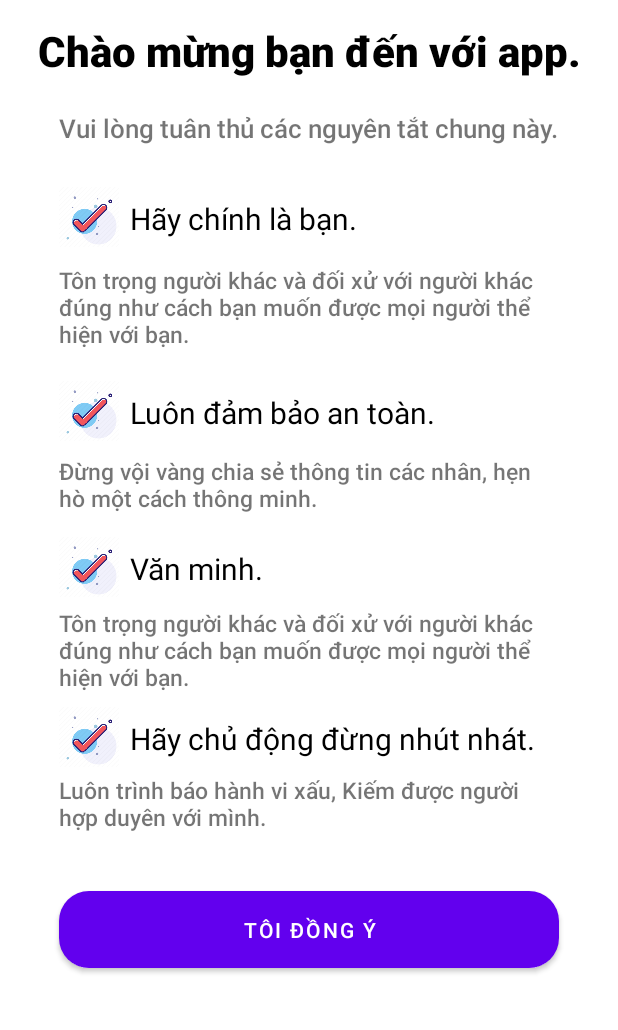
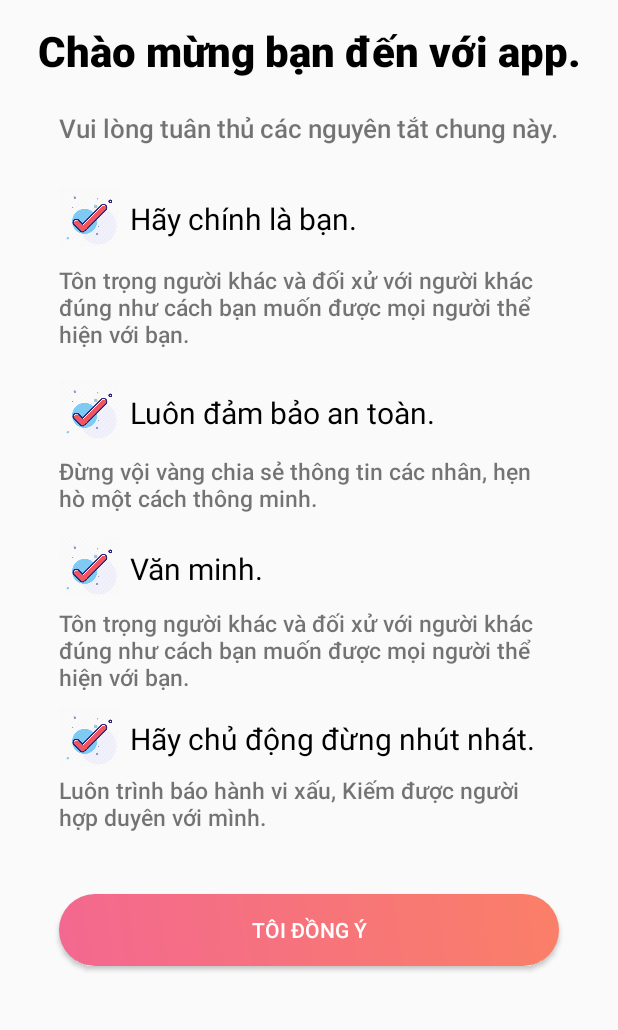
Before and after one commit to hung0220/du_an_1_android_nhom7, an Android app: the Dieu_Khoan screen opened directly, with no data from a screen before it, on a phone screen of 412 x 824 dp, the part 206-1236 px from its top. Run offline under Robolectric (Android 15) with nearby library versions, the phone set to English and light mode, and no system bars.

```diff
--- a/app/src/main/java/com/example/du_an_1_android/Dieu_Khoan.java
+++ b/app/src/main/java/com/example/du_an_1_android/Dieu_Khoan.java
@@ -12,5 +12,7 @@ public class Dieu_Khoan extends AppCompatActivity {
         super.onCreate(savedInstanceState);
         getWindow().setFlags(WindowManager.LayoutParams.FLAG_FULLSCREEN,WindowManager.LayoutParams.FLAG_FULLSCREEN);
         setContentView(R.layout.activity_dieu_khoan);
+
+
     }
 }
--- a/app/src/main/res/drawable-v24/boder_button.xml
+++ b/app/src/main/res/drawable-v24/boder_button.xml
@@ -1,10 +1,22 @@
 <?xml version="1.0" encoding="utf-8"?>
 <shape xmlns:android="http://schemas.android.com/apk/res/android">
-    <corners android:radius="20dp"/>
+
+    <!-- Set màu nền-->
     <gradient
-        android:type="linear"
-        android:endColor="#D3CECD"
-        android:startColor="#EE7397"
-        >
-    </gradient>
+        android:angle="45"
+        android:startColor="#F36890"
+        android:endColor="#FA7F67"
+        android:type="linear"/>
+    <!-- các thuộc tính căn chỉnh-->
+    <padding
+        android:left="10dp"
+        android:top="10dp"
+        android:right="10dp"
+        android:bottom="10dp" >
+    </padding>
+
+    <!-- và đây là bán kính đường tròn ở 4 góc -->
+    <corners
+        android:radius="26dp" >
+    </corners>
 </shape>
--- a/app/src/main/res/layout/signup_tab_fragment.xml
+++ b/app/src/main/res/layout/signup_tab_fragment.xml
@@ -57,6 +57,7 @@
 
     <com.google.android.material.textfield.TextInputLayout
         android:id="@+id/maotp"
+
         style="@style/Widget.MaterialComponents.TextInputLayout.OutlinedBox.Dense"
         android:layout_width="0dp"
         android:layout_height="wrap_content"
--- a/app/src/main/res/values/themes.xml
+++ b/app/src/main/res/values/themes.xml
@@ -1,6 +1,6 @@
 <resources xmlns:tools="http://schemas.android.com/tools">
     <!-- Base application theme. -->
-    <style name="Theme.Du_an_1_android" parent="Theme.MaterialComponents.DayNight.NoActionBar">
+    <style name="Theme.Du_an_1_android" parent="Theme.MaterialComponents.Light.NoActionBar.Bridge">
         <!-- Primary brand color. -->
         <item name="colorPrimary">@color/purple_500</item>
         <item name="colorPrimaryVariant">@color/purple_700</item>
```
